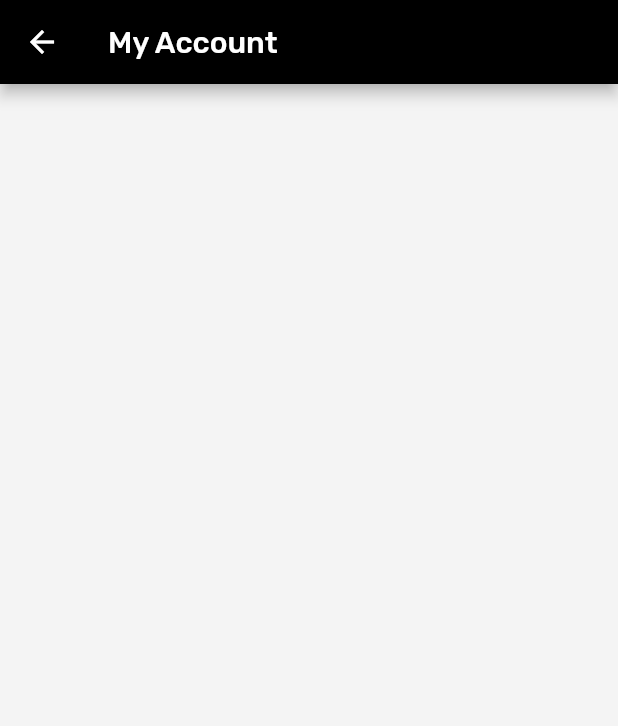
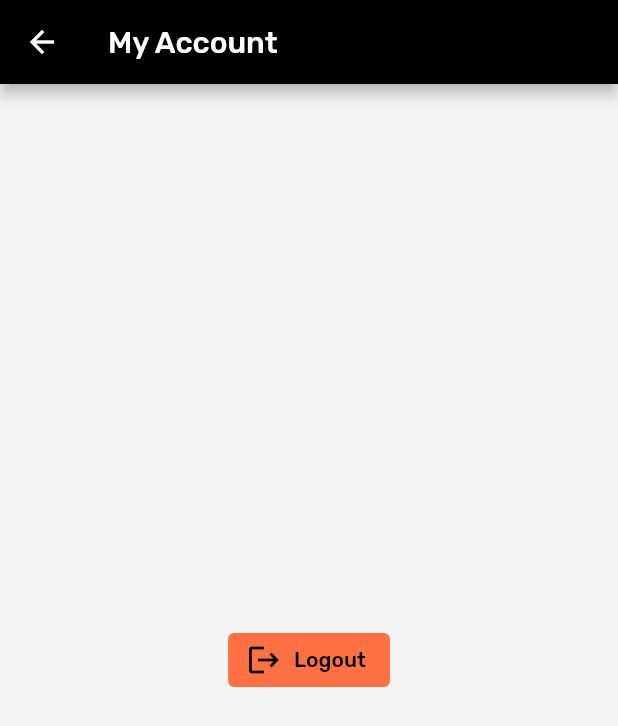
Before and after one commit to jokev106/4Sale, a Flutter app: the MyAcc screen opened directly, on a phone screen of 412 x 824 dp. Shown: the top 726 px of the screen. Run offline on Flutter 3.47's test engine with Material 2 defaults, Android fonts, the phone set to English and light mode, and no system bars; our stand-ins replace animated_bottom_navigation_bar, cloud_firestore, email_validator, equatable, firebase_auth, firebase_core and 5 more; accounts and stored records are empty.

Commit message:
my acc + logout

```diff
--- a/forsale/lib/services/auth_services.dart
+++ b/forsale/lib/services/auth_services.dart
@@ -67,6 +67,7 @@ class AuthServices{
     await auth.signOut().whenComplete((){
       userCollection.doc(uid).update({
         'isOn': '0',
+        'token': '-',
         'updatedAt': dateNow,
       });
     });
--- a/forsale/lib/ui/pages/myacc.dart
+++ b/forsale/lib/ui/pages/myacc.dart
@@ -1,18 +1,59 @@
 part of 'pages.dart';
 
 class MyAcc extends StatefulWidget {
+
+
 
   @override
   _MyAccState createState() => _MyAccState();
 }
 
 class _MyAccState extends State<MyAcc> {
+
+  bool isLoading = false;
+
   @override
   Widget build(BuildContext context) {
     return Scaffold(
       appBar: AppBar(
         title: Text('My Account'),
       ),
+      body: Stack(
+        children: [Container(
+          alignment: Alignment.center,
+          child: ElevatedButton.icon(
+                    onPressed: () async {
+                      setState(() {
+                        isLoading = true;
+                      });
+                      await AuthServices.signOut().then((value) {
+                        if (value) {
+                          setState(() {
+                            isLoading = false;
+                          });
+                          AcitivityServices.showToast(
+                              "Logout success", Colors.greenAccent);
+                          Navigator.pushReplacementNamed(
+                              context, Login.routeName);
+                        } else {
+                          setState(() {
+                            isLoading = false;
+                          });
+                          AcitivityServices.showToast("Logout Failed", Colors.redAccent);
+                        }
+                      });
+                    },
+                    icon: Icon(Icons.logout),
+                    label: Text("Logout"),
+                    style: ElevatedButton.styleFrom(
+                      primary: Colors.deepOrange[400],
+                      elevation: 0,
+                    )),
+          ),
+          isLoading == true ? AcitivityServices.loadings()
+            : Container()
+        ]
+      ),
     );
   }
 }
```
